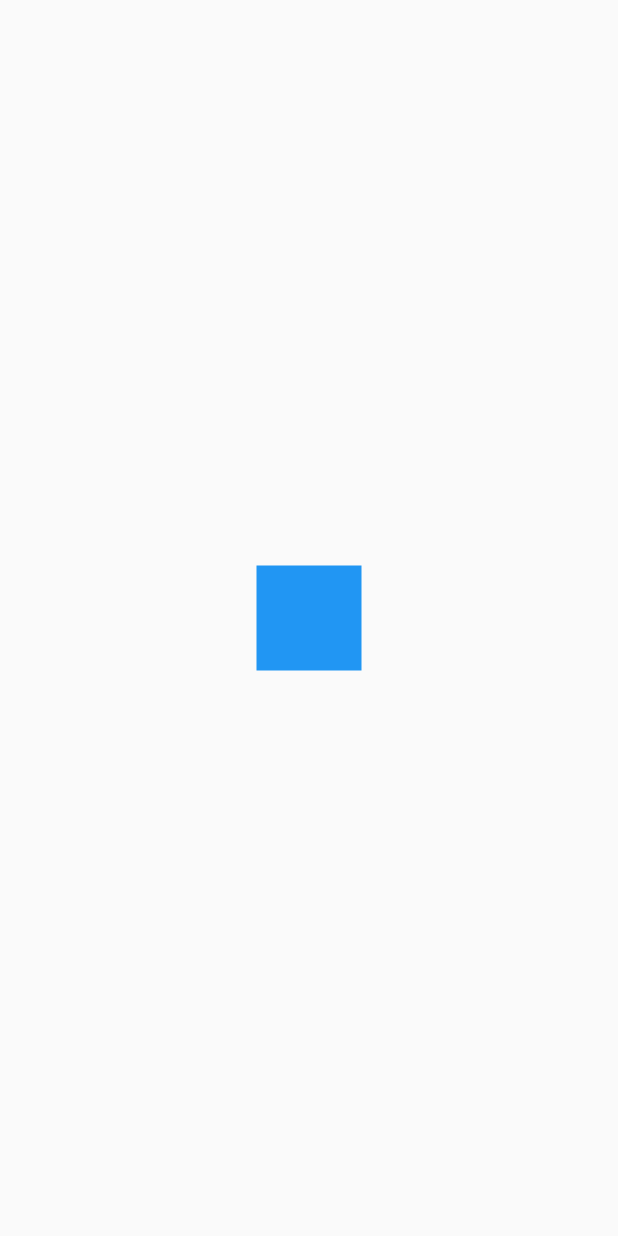
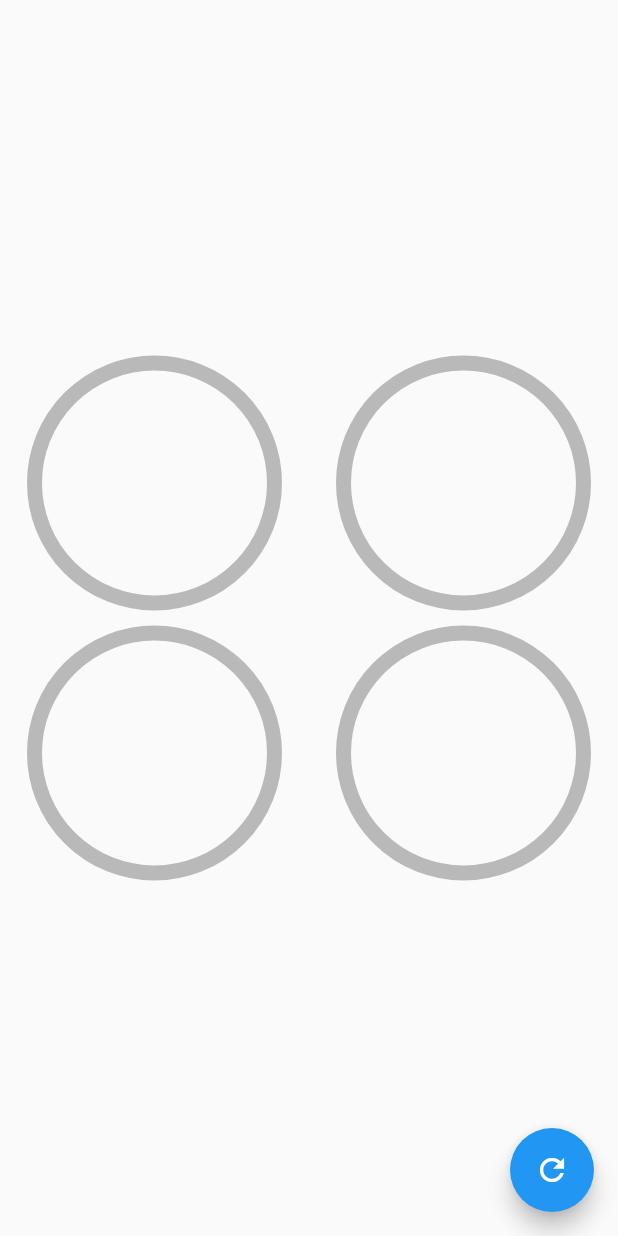
Before and after one commit to christianmagdiel/fluuter_design, a Flutter app: the screen it shows after launch, on a phone screen of 412 x 824 dp. Run offline on Flutter 3.47's test engine with Material 2 defaults, Android fonts, the phone set to English and light mode, and no system bars.

Commit message:
ProgressBar circular y Animated Custom Painter

```diff
--- a/Backgrounds - Custom Painter/disenios/lib/main.dart
+++ b/Backgrounds - Custom Painter/disenios/lib/main.dart
@@ -1,5 +1,6 @@
 import 'package:flutter/material.dart';
-import 'package:disenios/src/retos/cuadrado_animado_page.dart';
+import 'package:disenios/src/pages/graficas_circulares_page.dart';
+// import 'package:disenios/src/retos/cuadrado_animado_page.dart';
 // import 'package:disenios/src/pages/animaciones_page.dart';
 // import 'package:disenios/src/pages/headers_page.dart';
 
@@ -11,7 +12,7 @@ class MyApp extends StatelessWidget {
     return MaterialApp(
       debugShowCheckedModeBanner: false,
       title: 'Material App',
-      home: CuadradoAnimadoPage()
+      home: GraficasCircularesPage()
     );
   }
 }
--- /dev/null
+++ b/Backgrounds - Custom Painter/disenios/lib/src/pages/graficas_circulares_page.dart
@@ -0,0 +1,71 @@
+import 'package:disenios/src/widgets/radial_progress.dart';
+import 'package:flutter/material.dart';
+
+class GraficasCircularesPage extends StatefulWidget {
+  @override
+  _GraficasCircularesPageState createState() => _GraficasCircularesPageState();
+}
+
+class _GraficasCircularesPageState extends State<GraficasCircularesPage> {
+  double porcentaje = 0.0;
+  @override
+  Widget build(BuildContext context) {
+    return Scaffold(
+        floatingActionButton: FloatingActionButton(
+            child: Icon(Icons.refresh),
+            onPressed: () {
+              setState(() {
+                porcentaje += 10;
+
+                if (porcentaje > 100) {
+                  porcentaje = 0;
+                }
+              });
+            }),
+        body: Column(
+          mainAxisAlignment: MainAxisAlignment.center,
+          children: <Widget>[
+            Row(
+              mainAxisAlignment: MainAxisAlignment.spaceAround,
+              children: <Widget>[
+                CurtomRadialProgress(porcentaje: porcentaje, color: Colors.blue),
+                CurtomRadialProgress(porcentaje: porcentaje, color: Colors.red),
+              ],
+            ),
+             Row(
+              mainAxisAlignment: MainAxisAlignment.spaceAround,
+              children: <Widget>[
+                CurtomRadialProgress(porcentaje: porcentaje, color: Colors.purple),
+                CurtomRadialProgress(porcentaje: porcentaje, color: Colors.green),
+              ],
+            ),
+          ],
+        ));
+  }
+}
+
+class CurtomRadialProgress extends StatelessWidget {
+
+  final Color color;
+
+  const CurtomRadialProgress({
+    @required this.porcentaje,
+    @required this.color,
+  });
+
+  final double porcentaje;
+
+  @override
+  Widget build(BuildContext context) {
+    return Container(
+      width: 180,
+      height: 180,
+      child: RadialProgress(
+          porcentaje: this.porcentaje,
+          colorPrimario: this.color,
+          colorSecundario: Colors.black26,
+          grosorPrimario: 10.0,
+          grosorSecundario: 8.0),
+    );
+  }
+}
--- a/Backgrounds - Custom Painter/disenios/lib/src/retos/cuadrado_animado_page.dart
+++ b/Backgrounds - Custom Painter/disenios/lib/src/retos/cuadrado_animado_page.dart
@@ -1,5 +1,3 @@
-import 'dart:ffi';
-
 import 'package:flutter/material.dart';
 
 class CuadradoAnimadoPage extends StatelessWidget {
--- /dev/null
+++ b/Backgrounds - Custom Painter/disenios/lib/src/widgets/radial_progress.dart
@@ -0,0 +1,118 @@
+import 'dart:math';
+import 'package:flutter/material.dart';
+
+class RadialProgress extends StatefulWidget {
+  final porcentaje;
+  final Color colorPrimario;
+  final Color colorSecundario;
+  final double grosorPrimario;
+  final double grosorSecundario;
+  const RadialProgress(
+      {@required this.porcentaje,
+      this.colorPrimario = Colors.blue,
+      this.colorSecundario = Colors.grey,
+      this.grosorSecundario = 4.0,
+      this.grosorPrimario = 10.0});
+
+  @override
+  _RadialProgressState createState() => _RadialProgressState();
+}
+
+class _RadialProgressState extends State<RadialProgress>
+    with SingleTickerProviderStateMixin {
+  AnimationController controller;
+  double porcentajeAnterior;
+
+  @override
+  void initState() {
+    porcentajeAnterior = widget.porcentaje;
+
+    controller = new AnimationController(
+        vsync: this, duration: Duration(milliseconds: 200));
+
+    super.initState();
+  }
+
+  @override
+  void dispose() {
+    controller.dispose();
+    super.dispose();
+  }
+
+  @override
+  Widget build(BuildContext context) {
+    controller.forward(from: 0.0);
+
+    final diferenciaAnimar = widget.porcentaje - porcentajeAnterior;
+    porcentajeAnterior = widget.porcentaje;
+    return AnimatedBuilder(
+        animation: controller,
+        builder: (BuildContext context, Widget child) {
+          return Container(
+            padding: EdgeInsets.all(10),
+            width: double.infinity,
+            height: double.infinity,
+            child: CustomPaint(
+              painter: _MiRadialProgress(
+                  (widget.porcentaje - diferenciaAnimar) +
+                      (diferenciaAnimar * controller.value),
+                  widget.colorPrimario,
+                  widget.colorSecundario,
+                  widget.grosorPrimario,
+                  widget.grosorSecundario),
+            ),
+          );
+        });
+  }
+}
+
+class _MiRadialProgress extends CustomPainter {
+  final porcentaje;
+  final Color colorPrimario;
+  final Color colorSecundario;
+  final double grosorSecundario;
+  final double grosorPrimario;
+  _MiRadialProgress(this.porcentaje, this.colorPrimario, this.colorSecundario,
+      this.grosorSecundario, this.grosorPrimario);
+
+  @override
+  void paint(Canvas canvas, Size size) {
+    // final porcentaje = 20;
+    final Rect rect = new Rect.fromCircle(
+      center: Offset(0, 0),
+      radius: 150
+    );
+
+    final Gradient gradiente = new LinearGradient(
+      colors: <Color>[
+        Color(0xffC012FF),
+        Color(0xff6D05E8),
+        Colors.red
+      ]);
+    //Circulo completado
+    final paint = new Paint()
+      ..strokeWidth = grosorSecundario
+      ..color = colorSecundario
+      ..style = PaintingStyle.stroke;
+
+    final center = new Offset(size.width * 0.5, size.height * 0.5);
+    final radio = min(size.width * 0.5, size.height * 0.5);
+    canvas.drawCircle(center, radio, paint);
+
+    //arco
+    final paintArco = new Paint()
+      ..strokeWidth = grosorPrimario
+      // ..color = colorPrimario
+      ..shader = gradiente.createShader(rect)
+      ..strokeCap = StrokeCap.round
+      ..style = PaintingStyle.stroke;
+
+    //parte que se devera ir llenando
+    double arcAngle = 2 * pi * (porcentaje / 100);
+    canvas.drawArc(Rect.fromCircle(center: center, radius: radio), -pi / 2,
+        arcAngle, false, paintArco);
+  }
+
+  @override
+  bool shouldRepaint(CustomPainter oldDelegate) => true;
+}
```
Also changed, not shown: Backgrounds - Custom Painter/disenios/lib/src/labs/circular_progress_page.dart (added, +102 -0 lines).
